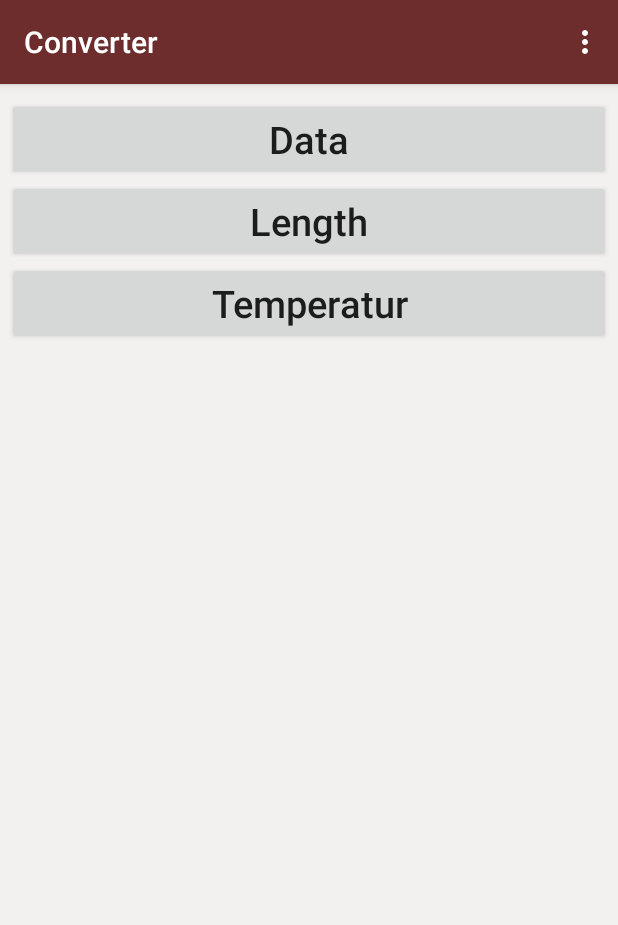
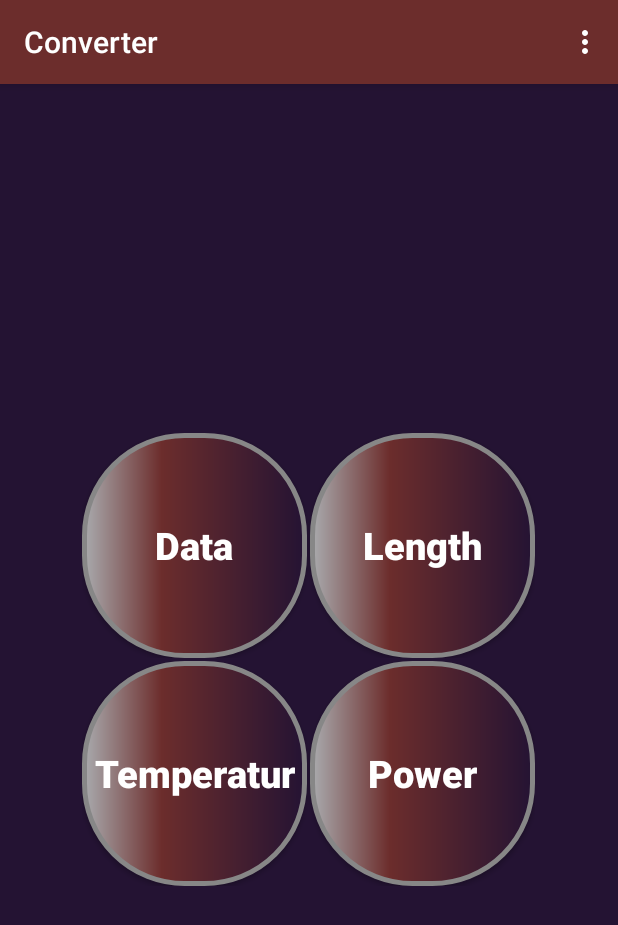
Before and after one commit to nazmul284/Unit-Converter, an Android app: the screen it shows after launch (MainActivity), on a phone screen of 412 x 824 dp. Shown: the top 925 px of the screen. Run offline under Robolectric (Android 15) with nearby library versions, the phone set to English and light mode, and no system bars.

Commit message:
Activity and layout

```diff
--- a/app/build.gradle
+++ b/app/build.gradle
@@ -25,4 +25,5 @@ dependencies {
     testImplementation 'junit:junit:4.12'
     androidTestImplementation 'com.android.support.test:runner:1.0.2'
     androidTestImplementation 'com.android.support.test.espresso:espresso-core:3.0.2'
+    implementation 'com.android.support:cardview-v7:28.0.0'
 }
--- a/app/src/main/AndroidManifest.xml
+++ b/app/src/main/AndroidManifest.xml
@@ -9,7 +9,8 @@
         android:roundIcon="@mipmap/ic_launcher_round"
         android:supportsRtl="true"
         android:theme="@style/AppTheme">
-        <activity android:name=".About"></activity>
+        <activity android:name=".Power"></activity>
+        <activity android:name=".About" />
         <activity android:name=".Length" />
         <activity android:name=".Temperature" />
         <activity android:name=".Data" />
--- a/app/src/main/java/com/example/converter/MainActivity.java
+++ b/app/src/main/java/com/example/converter/MainActivity.java
@@ -12,7 +12,7 @@ import android.widget.Toast;
 import android.widget.Toolbar;
 
 public class MainActivity extends AppCompatActivity {
-    Button data, length, temperatur;
+    Button data, length, temperatur,power;
 
     @Override
     protected void onCreate(Bundle savedInstanceState) {
@@ -22,6 +22,7 @@ public class MainActivity extends AppCompatActivity {
         data = (Button) findViewById(R.id.data);
         length = (Button) findViewById(R.id.length);
         temperatur = (Button) findViewById(R.id.temperatur);
+        power = (Button) findViewById(R.id.power);
 
         data.setOnClickListener(new View.OnClickListener() {
             @Override
@@ -47,6 +48,14 @@ public class MainActivity extends AppCompatActivity {
 
                 Intent tempIntent = new Intent(getApplicationContext(),Temperature.class);
                 startActivity(tempIntent);
+            }
+        });
+
+        power.setOnClickListener(new View.OnClickListener() {
+            @Override
+            public void onClick(View v) {
+                Intent powerIntent = new Intent(getApplicationContext(), Power.class);
+                startActivity(powerIntent);
             }
         });
 
--- a/app/src/main/java/com/example/converter/Temperature.java
+++ b/app/src/main/java/com/example/converter/Temperature.java
@@ -18,11 +18,9 @@ import java.util.List;
 public class Temperature extends AppCompatActivity implements AdapterView.OnItemSelectedListener {
 
     EditText input_temperatur;
-    Button convert;
     Spinner select_temp;
     TextView celcius,fahrenheit,kelvin;
     List<String> items;
-    Double value;
 
     @Override
     protected void onCreate(Bundle savedInstanceState) {
--- /dev/null
+++ b/app/src/main/res/drawable/button_back.xml
@@ -0,0 +1,25 @@
+<?xml version="1.0" encoding="utf-8"?>
+
+<shape xmlns:android="http://schemas.android.com/apk/res/android">
+
+        <stroke android:width="3dp"
+            android:color="#878787"/>
+
+        <corners android:radius="100px"/>
+
+        <padding
+            android:bottom="0dp"
+            android:left="0dp"
+            android:right="0dp"
+            android:top="0dp"/>
+
+        <gradient
+            android:gradientRadius="100"
+            android:centerX="35%"
+            android:centerY="50%"
+            android:centerColor="@color/colorPrimary"
+            android:startColor="@color/colorsubTitle"
+            android:endColor="@color/colorBack"
+                />
+
+</shape>
--- a/app/src/main/res/layout/activity_main.xml
+++ b/app/src/main/res/layout/activity_main.xml
@@ -5,42 +5,64 @@
     android:layout_width="match_parent"
     android:layout_height="match_parent"
     android:orientation="vertical"
-    android:padding="5dp"
-    android:background="#F2F1F0"
+    android:background="@color/colorBack"
+    android:gravity="center"
     tools:context=".MainActivity">
 
     <LinearLayout
-        android:layout_width="match_parent"
-        android:layout_height="match_parent"
-        android:orientation="vertical">
+        android:layout_width="wrap_content"
+        android:layout_height="wrap_content"
+        android:orientation="horizontal">
 
         <Button
             android:id="@+id/data"
-            android:layout_width="match_parent"
-            android:layout_height="wrap_content"
+            android:layout_width="150dp"
+            android:layout_height="150dp"
             android:text="Data"
-            android:layout_marginTop="4dp"
+            android:background="@drawable/button_back"
+            android:textColor="@color/colorText"
+            android:textStyle="bold"
             android:textSize="25sp"
             android:textAllCaps="false"
-            />
-
+            android:layout_marginRight="2dp"/>
         <Button
             android:id="@+id/length"
-            android:layout_width="match_parent"
-            android:layout_height="wrap_content"
+            android:layout_width="150dp"
+            android:layout_height="150dp"
             android:text="Length"
+            android:background="@drawable/button_back"
+            android:textColor="@color/colorText"
+            android:textStyle="bold"
+            android:textSize="25sp"
+            android:textAllCaps="false"/>
+
+    </LinearLayout>
+    <LinearLayout
+        android:layout_width="wrap_content"
+        android:layout_height="wrap_content"
+        android:layout_marginTop="2dp">
+        <Button
+            android:id="@+id/temperatur"
+            android:layout_width="150dp"
+            android:layout_height="150dp"
+            android:text="Temperatur"
+            android:background="@drawable/button_back"
+            android:textColor="@color/colorText"
+            android:textStyle="bold"
             android:textSize="25sp"
             android:textAllCaps="false"
-            />
+            android:layout_marginRight="2dp"/>
+        <Button
+            android:id="@+id/power"
+            android:layout_width="150dp"
+            android:layout_height="150dp"
+            android:text="Power"
+            android:background="@drawable/button_back"
+            android:textColor="@color/colorText"
+            android:textStyle="bold"
+            android:textSize="25sp"
+            android:textAllCaps="false"/>
 
-        <Button
-            android:id="@+id/temperatur"
-            android:layout_width="match_parent"
-            android:layout_height="wrap_content"
-            android:text="Temperatur"
-            android:textSize="25sp"
-            android:textAllCaps="false"
-            />
 
     </LinearLayout>
 
--- a/app/src/main/res/values/colors.xml
+++ b/app/src/main/res/values/colors.xml
@@ -1,7 +1,7 @@
 <?xml version="1.0" encoding="utf-8"?>
 <resources>
     <color name="colorPrimary">#6C2D2C</color>
-    <color name="colorPrimary2">#ffffff</color>
+    <color name="colorText">#ffffff</color>
     <color name="colorPrimaryDark">#5F2D2D</color>
     <color name="colorPrimaryDark2">#241333</color>
     <color name="colorAccent">#D81B60</color>
```
Also changed, not shown: app/src/main/java/com/example/converter/Power.java (added, +141 -0 lines), app/src/main/res/layout/activity_power.xml (added, +98 -0 lines).
